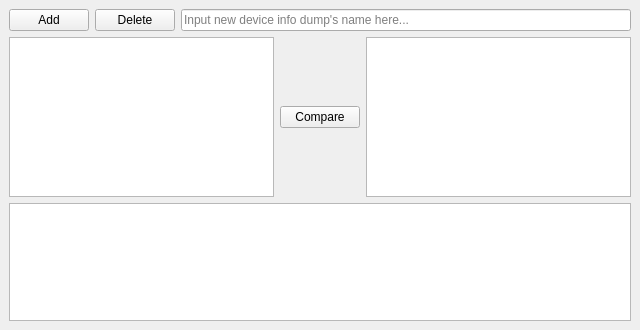
alex-rusakevich/deviceinfocompare, file ui/deviceinfocompare.ui: the form before one commit.
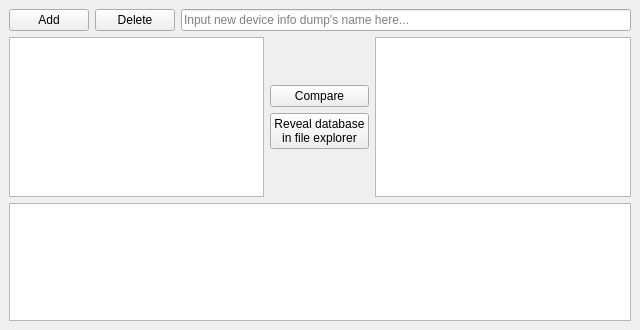
The form after the commit. Icons and pictures are not drawn.

The edit to the form file:
```diff
--- a/ui/deviceinfocompare.ui
+++ b/ui/deviceinfocompare.ui
@@ -59,6 +59,19 @@
       </item>
       <item>
        <layout class="QVBoxLayout" name="verticalLayout_2">
+        <item>
+         <spacer name="verticalSpacer">
+          <property name="orientation">
+           <enum>Qt::Vertical</enum>
+          </property>
+          <property name="sizeHint" stdset="0">
+           <size>
+            <width>20</width>
+            <height>40</height>
+           </size>
+          </property>
+         </spacer>
+        </item>
         <item>
          <widget class="QPushButton" name="comparePushButton">
           <property name="text">
@@ -66,6 +79,31 @@
           </property>
          </widget>
         </item>
+        <item>
+         <widget class="QPushButton" name="revealDBPushButton">
+          <property name="text">
+           <string>Reveal database
+in file explorer</string>
+          </property>
+          <property name="icon">
+           <iconset>
+            <normaloff>database-share.png</normaloff>database-share.png</iconset>
+          </property>
+         </widget>
+        </item>
+        <item>
+         <spacer name="verticalSpacer_2">
+          <property name="orientation">
+           <enum>Qt::Vertical</enum>
+          </property>
+          <property name="sizeHint" stdset="0">
+           <size>
+            <width>20</width>
+            <height>40</height>
+           </size>
+          </property>
+         </spacer>
+        </item>
        </layout>
       </item>
       <item>
```
Left out of the diff: 16 changed lines with no effect on the pictures.
